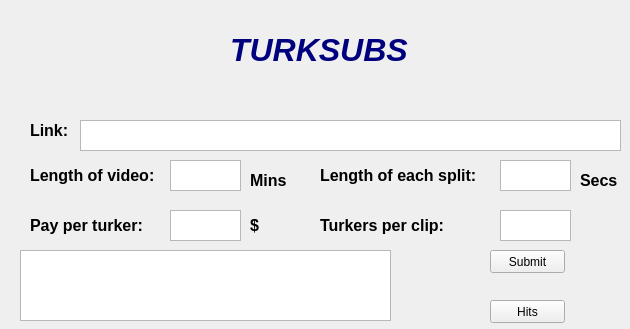
Qt form TurkSubs/mainwindow.ui (chuongtrinh/TurkSubs) before a commit.
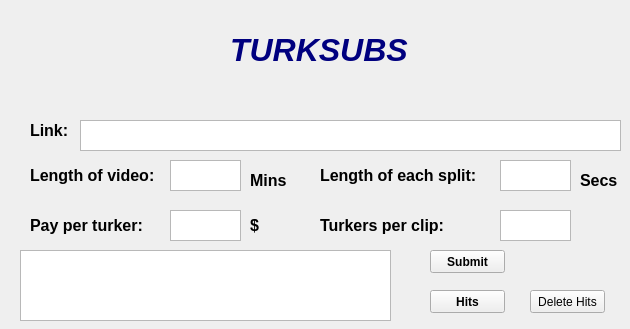
The same form after that commit.

Commit message: merged Chuong's code with mine

What changed in the file:
```diff
--- a/TurkSubs/mainwindow.ui
+++ b/TurkSubs/mainwindow.ui
@@ -17,12 +17,18 @@
    <widget class="QPushButton" name="submitButton">
     <property name="geometry">
      <rect>
-      <x>490</x>
+      <x>430</x>
       <y>250</y>
       <width>75</width>
       <height>23</height>
      </rect>
     </property>
+    <property name="font">
+     <font>
+      <weight>75</weight>
+      <bold>true</bold>
+     </font>
+    </property>
     <property name="text">
      <string>Submit</string>
     </property>
@@ -207,16 +213,43 @@
    <widget class="QPushButton" name="resultButton">
     <property name="geometry">
      <rect>
-      <x>490</x>
-      <y>300</y>
+      <x>430</x>
+      <y>290</y>
       <width>75</width>
       <height>23</height>
      </rect>
     </property>
+    <property name="font">
+     <font>
+      <weight>75</weight>
+      <bold>true</bold>
+     </font>
+    </property>
     <property name="text">
      <string>Hits</string>
     </property>
    </widget>
+   <widget class="QPushButton" name="deleteHitButton">
+    <property name="geometry">
+     <rect>
+      <x>530</x>
+      <y>290</y>
+      <width>75</width>
+      <height>23</height>
+     </rect>
+    </property>
+    <property name="font">
+     <font>
+      <weight>50</weight>
+      <italic>false</italic>
+      <bold>false</bold>
+      <underline>false</underline>
+     </font>
+    </property>
+    <property name="text">
+     <string>Delete Hits</string>
+    </property>
+   </widget>
   </widget>
  </widget>
  <resources/>
```
The commit also changes 2 other files.
